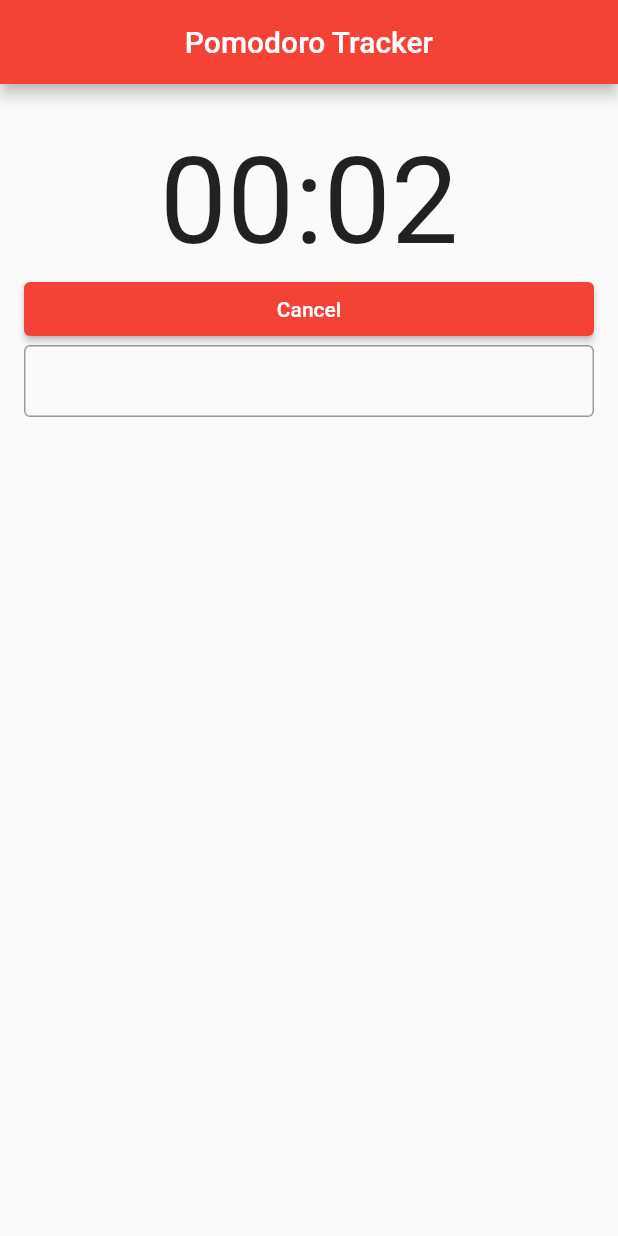
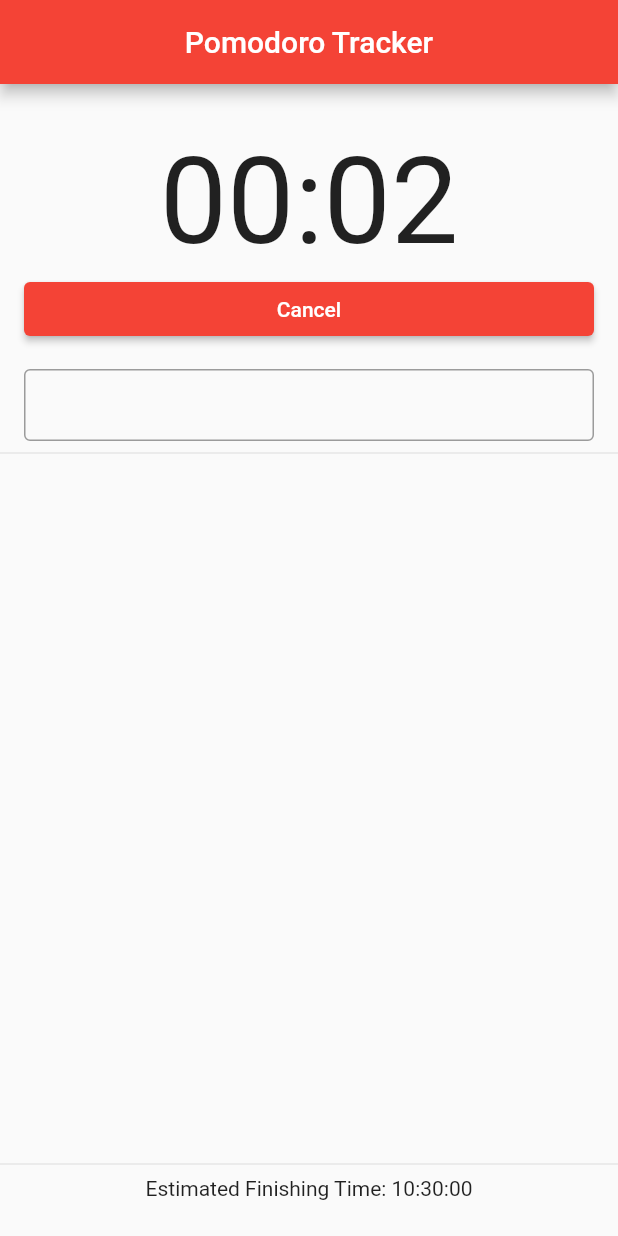
Before and after one commit to kurodamaria/a_pomodoro_tracker, a Flutter app: the screen it shows after launch, after a tap on "Start", on a phone screen of 412 x 824 dp. Run offline on Flutter 3.47's test engine with Material 2 defaults, Android fonts, the phone set to English and light mode, and no system bars; our stand-ins replace drift, get; accounts and stored records are empty; generated files the repository leaves out were written again.

Commit message:
2022/5/9

```diff
--- a/lib/main.dart
+++ b/lib/main.dart
@@ -60,13 +60,18 @@ class MyHomePage extends StatelessWidget {
                 children: [
                   const TimerDisplay(),
                   const TimerControllers(),
+                  SizedBox(height: 16),
                   const TaskAdder(),
                 ],
               ),
             ),
+            Divider(),
             Expanded(
               child: TaskListView(),
-            )
+            ),
+            Divider(),
+            EstimatedFinishingTime(),
+            SizedBox(height: 24),
           ],
         ),
       ),
--- a/lib/state.dart
+++ b/lib/state.dart
@@ -3,14 +3,15 @@ import 'dart:async';
 import 'package:a_pomodoro_tracler/db/db.dart';
 import 'package:drift/drift.dart';
 import 'package:get/get.dart';
+import 'package:intl/intl.dart';
+
+final _timeFormat = DateFormat.Hms();
 
 extension on Duration {
   String toMinuteString() {
     int minutes = inMinutes;
     int seconds = inSeconds - minutes * 60;
-    return '${minutes < 10 ? '0' : ''}$minutes:${seconds < 10
-        ? '0'
-        : ''}$seconds';
+    return '${minutes < 10 ? '0' : ''}$minutes:${seconds < 10 ? '0' : ''}$seconds';
   }
 }
 
@@ -33,9 +34,7 @@ class TimerController extends GetxController {
   TimerController({required Duration pomodoroDuration})
       : _duration = pomodoroDuration,
         _pomodoroDuration = pomodoroDuration.inSeconds.obs,
-        timerString = pomodoroDuration
-            .toMinuteString()
-            .obs,
+        timerString = pomodoroDuration.toMinuteString().obs,
         status = TimerControllerStatus.initial.obs {
     ever<int>(_pomodoroDuration, (value) {
       timerString.value = Duration(seconds: value).toMinuteString();
@@ -101,31 +100,33 @@ class RxDBQueryListener<T> {
   }
 }
 
-// mixin DBListController<T extends Table, D> {
-//   PomoDatabase get db;
-//
-//   TableInfo<T, D> get table;
-//
-//   void add(Insertable<D> d) {
-//     table.insertOne(d);
-//   }
-//
-//   void delete(Insertable<D> d) {
-//     table.deleteOne(d);
-//   }
-//
-//   void update(Insertable<D> d) {
-//     table.replaceOne(d);
-//   }
-// }
-
 class TaskListController extends GetxController {
   final _db = Get.find<PomoDatabase>();
   final _fc = Get.find<FinishedTasksController>();
   late final RxDBQueryListener<Task> queryListener;
 
+  final estimatedFinishingTime = ''.obs;
+
   TaskListController() {
     queryListener = RxDBQueryListener(query: _db.select(_db.tasks));
+    ever<List<Task>>(queryListener.dataList, (curTaskList) {
+      var pomodoros = 0;
+      if (curTaskList.isNotEmpty) {
+        pomodoros = curTaskList
+            .map((e) => e.totalPomodoro)
+            .reduce((value, element) => value + element);
+      }
+      final estTime = DateTime.now().add(Duration(minutes: pomodoros * 25));
+      estimatedFinishingTime.value = _timeFormat.format(estTime);
+    });
+
+    ever<TimerControllerStatus>(Get.find<TimerController>().status, (status) {
+      if (status == TimerControllerStatus.finished) {
+        if (queryListener.dataList.isNotEmpty) {
+          finishOne(queryListener.dataList.first);
+        }
+      }
+    });
   }
 
   void addTask(String title) {
@@ -175,10 +176,7 @@ class FinishedTasksController extends GetxController {
 
   MultiSelectable<FinishedTask> get finishedTasksOfToday =>
       _db.select(_db.finishedTasks)
-        ..where((tbl) =>
-            tbl.finishedAt.day.equals(DateTime
-                .now()
-                .day));
+        ..where((tbl) => tbl.finishedAt.day.equals(DateTime.now().day));
 
   void _finishTask(Task task) {
     final ft = FinishedTasksCompanion.insert(
--- a/lib/widgets.dart
+++ b/lib/widgets.dart
@@ -114,7 +114,7 @@ class TaskAdder extends StatelessWidget {
     return TextField(
       decoration: InputDecoration(
         border: OutlineInputBorder(),
-        contentPadding: EdgeInsets.zero,
+        contentPadding: EdgeInsets.symmetric(horizontal: 8),
       ),
       controller: controller,
       onEditingComplete: addTask,
@@ -134,9 +134,8 @@ class TaskTile extends StatelessWidget {
       title: Text(task.title),
       subtitle: Text('${task.totalPomodoro * 25} min'),
       trailing: PomodoroCount(task: task),
-      onTap: () {
-      },
-      onLongPress: (){
+      onTap: () {},
+      onLongPress: () {
         controller.deleteTask(task);
       },
     );
@@ -209,6 +208,19 @@ class PomodoroCount extends StatelessWidget {
   }
 }
 
+class EstimatedFinishingTime extends StatelessWidget {
+  const EstimatedFinishingTime({Key? key}) : super(key: key);
+
+  @override
+  Widget build(BuildContext context) {
+    final controller = Get.find<TaskListController>();
+    return Obx(() {
+      return Text(
+          'Estimated Finishing Time: ${controller.estimatedFinishingTime.value}');
+    });
+  }
+}
+
 // typedef IndexedWidgetBuilderWithItem<T> = Widget Function(
 //     BuildContext context, int index, T item);
 //
```
Also changed, not shown: pubspec.lock, 1 other file.
